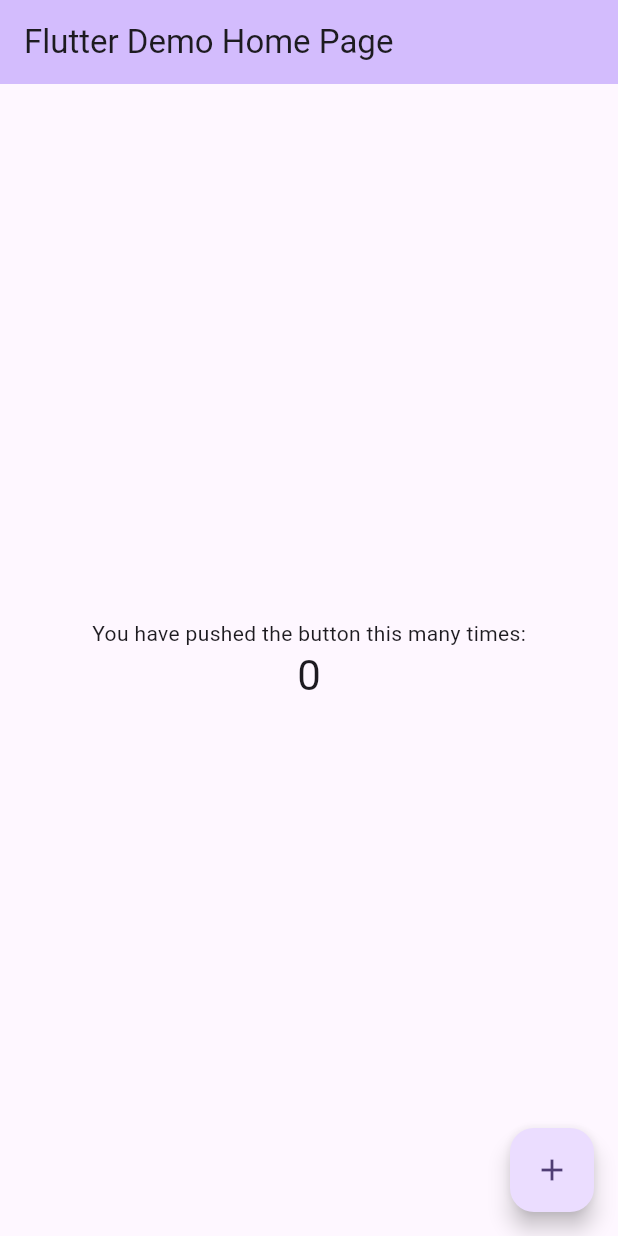
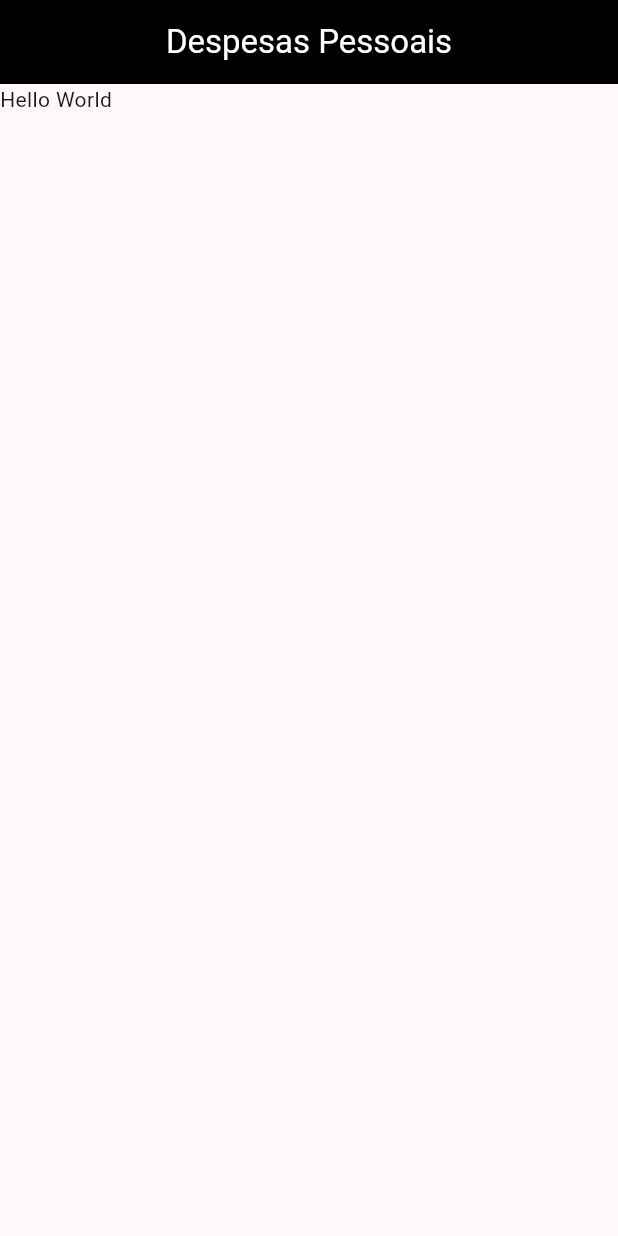
Before and after one commit to FloraRosaPupo/Aplicativo-de-Despesas-Pessoais, a Flutter app: the screen it shows after launch, on a phone screen of 412 x 824 dp. Run offline on Flutter 3.47's test engine with Material 3 defaults, Android fonts, the phone set to English and light mode, and no system bars.

Commit message:
painel inicial

```diff
--- a/lib/main.dart
+++ b/lib/main.dart
@@ -1,3 +1,4 @@
+import 'package:despesaspessoais/pages/Homepage.dart';
 import 'package:flutter/material.dart';
 
 void main() {
@@ -13,113 +14,10 @@ class MyApp extends StatelessWidget {
     return MaterialApp(
       title: 'Flutter Demo',
       theme: ThemeData(
-        // This is the theme of your application.
-        //
-        // TRY THIS: Try running your application with "flutter run". You'll see
-        // the application has a purple toolbar. Then, without quitting the app,
-        // try changing the seedColor in the colorScheme below to Colors.green
-        // and then invoke "hot reload" (save your changes or press the "hot
-        // reload" button in a Flutter-supported IDE, or press "r" if you used
-        // the command line to start the app).
-        //
-        // Notice that the counter didn't reset back to zero; the application
-        // state is not lost during the reload. To reset the state, use hot
-        // restart instead.
-        //
-        // This works for code too, not just values: Most code changes can be
-        // tested with just a hot reload.
-        colorScheme: ColorScheme.fromSeed(seedColor: Colors.deepPurple),
+        colorScheme: ColorScheme.fromSeed(seedColor: Colors.black),
         useMaterial3: true,
       ),
-      home: const MyHomePage(title: 'Flutter Demo Home Page'),
+      home: const HomePage(),
     );
   }
 }
-
-class MyHomePage extends StatefulWidget {
-  const MyHomePage({super.key, required this.title});
-
-  // This widget is the home page of your application. It is stateful, meaning
-  // that it has a State object (defined below) that contains fields that affect
-  // how it looks.
-
-  // This class is the configuration for the state. It holds the values (in this
-  // case the title) provided by the parent (in this case the App widget) and
-  // used by the build method of the State. Fields in a Widget subclass are
-  // always marked "final".
-
-  final String title;
-
-  @override
-  State<MyHomePage> createState() => _MyHomePageState();
-}
-
-class _MyHomePageState extends State<MyHomePage> {
-  int _counter = 0;
-
-  void _incrementCounter() {
-    setState(() {
-      // This call to setState tells the Flutter framework that something has
-      // changed in this State, which causes it to rerun the build method below
-      // so that the display can reflect the updated values. If we changed
-      // _counter without calling setState(), then the build method would not be
-      // called again, and so nothing would appear to happen.
-      _counter++;
-    });
-  }
-
-  @override
-  Widget build(BuildContext context) {
-    // This method is rerun every time setState is called, for instance as done
-    // by the _incrementCounter method above.
-    //
-    // The Flutter framework has been optimized to make rerunning build methods
-    // fast, so that you can just rebuild anything that needs updating rather
-    // than having to individually change instances of widgets.
-    return Scaffold(
-      appBar: AppBar(
-        // TRY THIS: Try changing the color here to a specific color (to
-        // Colors.amber, perhaps?) and trigger a hot reload to see the AppBar
-        // change color while the other colors stay the same.
-        backgroundColor: Theme.of(context).colorScheme.inversePrimary,
-        // Here we take the value from the MyHomePage object that was created by
-        // the App.build method, and use it to set our appbar title.
-        title: Text(widget.title),
-      ),
-      body: Center(
-        // Center is a layout widget. It takes a single child and positions it
-        // in the middle of the parent.
-        child: Column(
-          // Column is also a layout widget. It takes a list of children and
-          // arranges them vertically. By default, it sizes itself to fit its
-          // children horizontally, and tries to be as tall as its parent.
-          //
-          // Column has various properties to control how it sizes itself and
-          // how it positions its children. Here we use mainAxisAlignment to
-          // center the children vertically; the main axis here is the vertical
-          // axis because Columns are vertical (the cross axis would be
-          // horizontal).
-          //
-          // TRY THIS: Invoke "debug painting" (choose the "Toggle Debug Paint"
-          // action in the IDE, or press "p" in the console), to see the
-          // wireframe for each widget.
-          mainAxisAlignment: MainAxisAlignment.center,
-          children: <Widget>[
-            const Text(
-              'You have pushed the button this many times:',
-            ),
-            Text(
-              '$_counter',
-              style: Theme.of(context).textTheme.headlineMedium,
-            ),
-          ],
-        ),
-      ),
-      floatingActionButton: FloatingActionButton(
-        onPressed: _incrementCounter,
-        tooltip: 'Increment',
-        child: const Icon(Icons.add),
-      ), // This trailing comma makes auto-formatting nicer for build methods.
-    );
-  }
-}
--- /dev/null
+++ b/lib/pages/Homepage.dart
@@ -0,0 +1,24 @@
+import 'package:flutter/material.dart';
+
+class HomePage extends StatefulWidget {
+  const HomePage({super.key});
+
+  @override
+  State<HomePage> createState() => _HomePageState();
+}
+
+class _HomePageState extends State<HomePage> {
+  @override
+  Widget build(BuildContext context) {
+    return Scaffold(
+      appBar: AppBar(
+        title: Text("Despesas Pessoais",style: TextStyle(color: Colors.white),),
+        centerTitle: true,
+        backgroundColor: Colors.black,
+      ),
+      body: Container(
+        child: Text('Hello World'),
+      ),
+    );
+  }
+}
```
